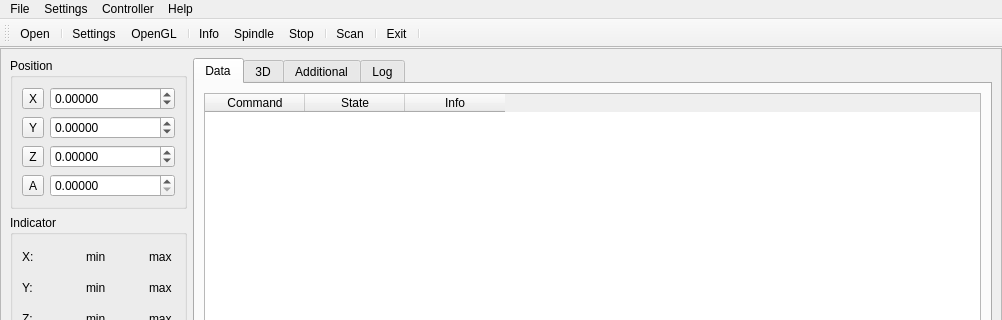
eduard-x/cnc-qt, file sources/forms/MainWindow.ui: the form before one commit; both pictures show x 0 to 1002 and y 0 to 320 of the 1002 by 809 pixel window.
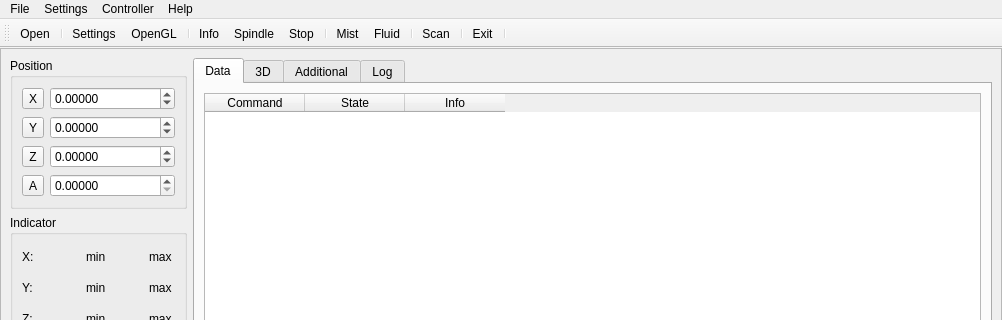
The form after the commit. The open tabs and pages were chosen to show the change. Icons and pictures are not drawn.

```diff
--- a/sources/forms/MainWindow.ui
+++ b/sources/forms/MainWindow.ui
@@ -1949,6 +1949,9 @@
    <addaction name="actionSpindle"/>
    <addaction name="actionStop"/>
    <addaction name="separator"/>
+   <addaction name="actionMist"/>
+   <addaction name="actionFluid"/>
+   <addaction name="separator"/>
    <addaction name="actionScan"/>
    <addaction name="separator"/>
    <addaction name="actionExit"/>
@@ -1999,6 +2002,24 @@
     <string>Scan</string>
    </property>
   </action>
+  <action name="actionFluid">
+   <property name="icon">
+    <iconset resource="../CNC-Qt.qrc">
+     <normaloff>:/images/layer_grid.png</normaloff>:/images/layer_grid.png</iconset>
+   </property>
+   <property name="text">
+    <string>Fluid</string>
+   </property>
+  </action>
+  <action name="actionMist">
+   <property name="icon">
+    <iconset resource="../CNC-Qt.qrc">
+     <normaloff>:/images/layer_grid.png</normaloff>:/images/layer_grid.png</iconset>
+   </property>
+   <property name="text">
+    <string>Mist</string>
+   </property>
+  </action>
   <action name="actionExit">
    <property name="icon">
     <iconset resource="../CNC-Qt.qrc">
@@ -2077,6 +2098,16 @@
     <string>Info</string>
    </property>
   </action>
+  <action name="actionMist">
+   <property name="text">
+    <string>Mist</string>
+   </property>
+  </action>
+  <action name="actionFluid">
+   <property name="text">
+    <string>Fluid</string>
+   </property>
+  </action>
  </widget>
  <resources>
   <include location="../CNC-Qt.qrc"/>
```
Left out of the diff: 5 changed lines with no effect on the pictures.
